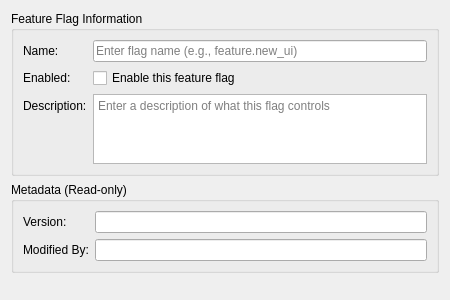
Above: projects/ores.qt/ui/FeatureFlagDetailDialog.ui from OreStudio/OreStudio before the change. Below: the same form after it.
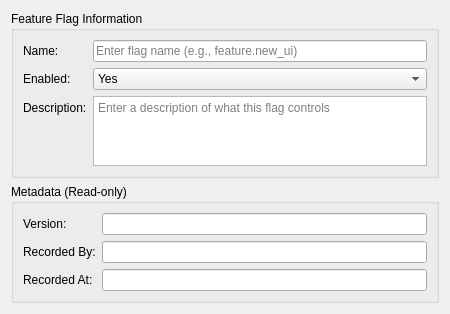
That is the form after the change.

Commit message:
[qt] Improve feature flag detail dialog UX
- Replace checkbox with combo box for Enabled field (visible in dark theme)
- Rename "Modified By" to "Recorded By" for consistent terminology
- Add RecordedAt field with relative time formatting
- Change auto-reload on save to mark-as-stale (user must press reload)

Patch:
```diff
--- a/projects/ores.qt/ui/FeatureFlagDetailDialog.ui
+++ b/projects/ores.qt/ui/FeatureFlagDetailDialog.ui
@@ -48,10 +48,17 @@
        </widget>
       </item>
       <item row="1" column="1">
-       <widget class="QCheckBox" name="enabledCheckBox">
-        <property name="text">
-         <string>Enable this feature flag</string>
-        </property>
+       <widget class="QComboBox" name="enabledComboBox">
+        <item>
+         <property name="text">
+          <string>Yes</string>
+         </property>
+        </item>
+        <item>
+         <property name="text">
+          <string>No</string>
+         </property>
+        </item>
        </widget>
       </item>
       <item row="2" column="0">
@@ -100,12 +107,26 @@
       <item row="1" column="0">
        <widget class="QLabel" name="labelModifiedBy">
         <property name="text">
-         <string>Modified By:</string>
+         <string>Recorded By:</string>
         </property>
        </widget>
       </item>
       <item row="1" column="1">
-       <widget class="QLineEdit" name="modifiedByEdit">
+       <widget class="QLineEdit" name="recordedByEdit">
+        <property name="readOnly">
+         <bool>true</bool>
+        </property>
+       </widget>
+      </item>
+      <item row="2" column="0">
+       <widget class="QLabel" name="labelRecordedAt">
+        <property name="text">
+         <string>Recorded At:</string>
+        </property>
+       </widget>
+      </item>
+      <item row="2" column="1">
+       <widget class="QLineEdit" name="recordedAtEdit">
         <property name="readOnly">
          <bool>true</bool>
         </property>
```
Left out of the diff: 2 changed lines with no effect on the pictures. The commit also changes 2 other files.
